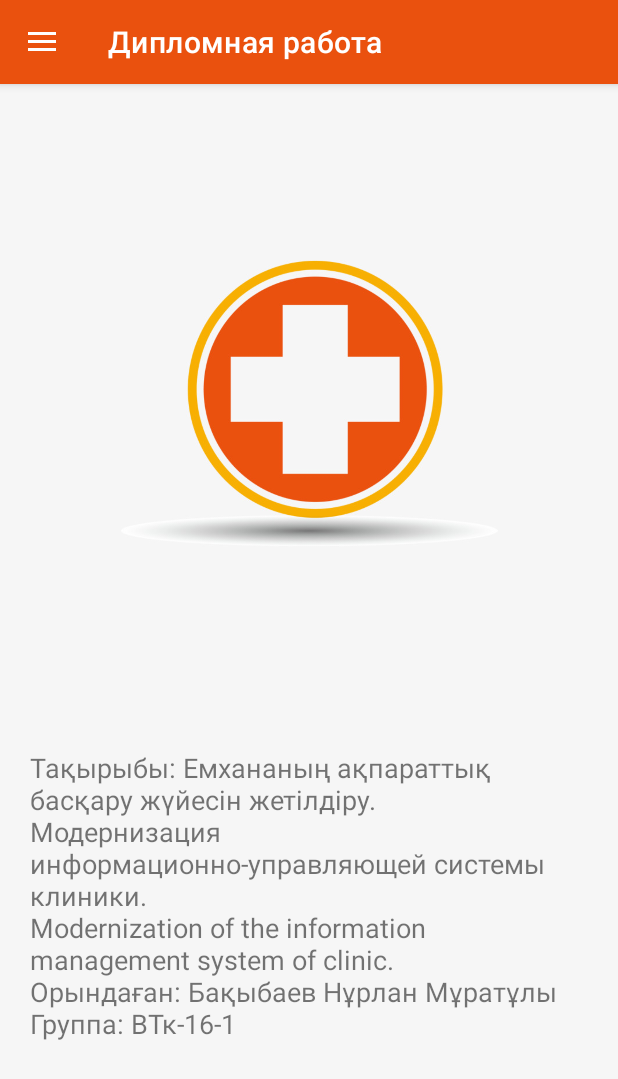
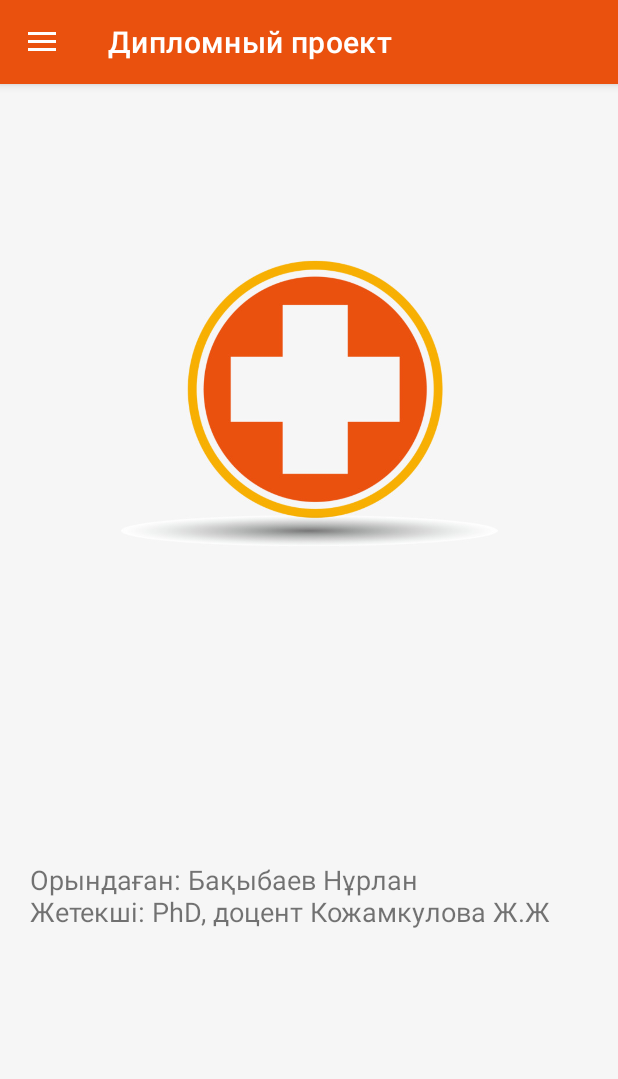
Before and after one commit to Romavip66/hospital, an Android app: the screen it shows after launch (MainActivity), on a phone screen of 412 x 824 dp. Shown: the top 1079 px of the screen. Run offline under Robolectric (Android 15) with nearby library versions, the phone set to English and light mode, and no system bars; our stand-ins replace Firebase (no records; nobody signed in at launch, a user with empty details on screens opened directly), navigation-ui.

Commit message:
Fixed bugs

```diff
--- a/app/src/main/res/navigation/mobile_navigation.xml
+++ b/app/src/main/res/navigation/mobile_navigation.xml
@@ -7,7 +7,7 @@
     <fragment
         android:id="@+id/nav_first"
         android:name="com.example.diploma_hospital.ui.first.FirstFragment"
-        android:label="Дипломная работа"
+        android:label="Дипломный проект"
         tools:layout="@layout/first_fragment"/>
     <fragment
         android:id="@+id/nav_home"
--- a/app/src/main/res/values/strings.xml
+++ b/app/src/main/res/values/strings.xml
@@ -14,11 +14,9 @@
     <string name="home_second">Home Second</string>
     <string name="headerText">Онлайн Больница</string>
     <string name="loremIpsum">
-        Тақырыбы: Емхананың ақпараттық басқару жүйесін жетілдіру.
-    \nМодернизация информационно-управляющей системы клиники.
-    \nModernization of the information management system of clinic.
-\nОрындаған: Бақыбаев Нұрлан Мұратұлы
-\nГруппа: ВТк-16-1</string>
+        Орындаған: Бақыбаев Нұрлан
+\nЖетекші: PhD, доцент Кожамкулова Ж.Ж
+</string>
 
     <string-array name="array_name">
         <item>Ожидание...</item>
--- a/build.gradle
+++ b/build.gradle
@@ -8,7 +8,7 @@ buildscript {
 
     }
     dependencies {
-        classpath 'com.android.tools.build:gradle:3.6.1'
+        classpath 'com.android.tools.build:gradle:3.6.2'
         classpath 'com.google.gms:google-services:4.3.3'
 
         // NOTE: Do not place your application dependencies here; they belong
```
Also changed, not shown: app/src/main/res/layout/comments_fragment.xml (+9 -2 lines).
